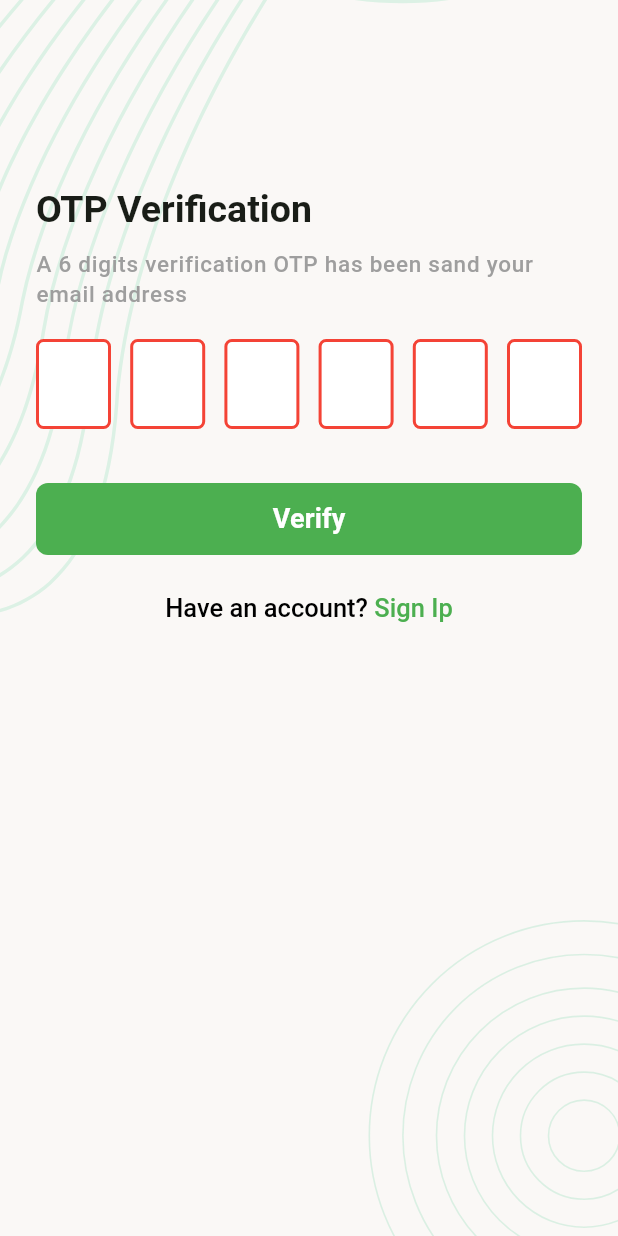
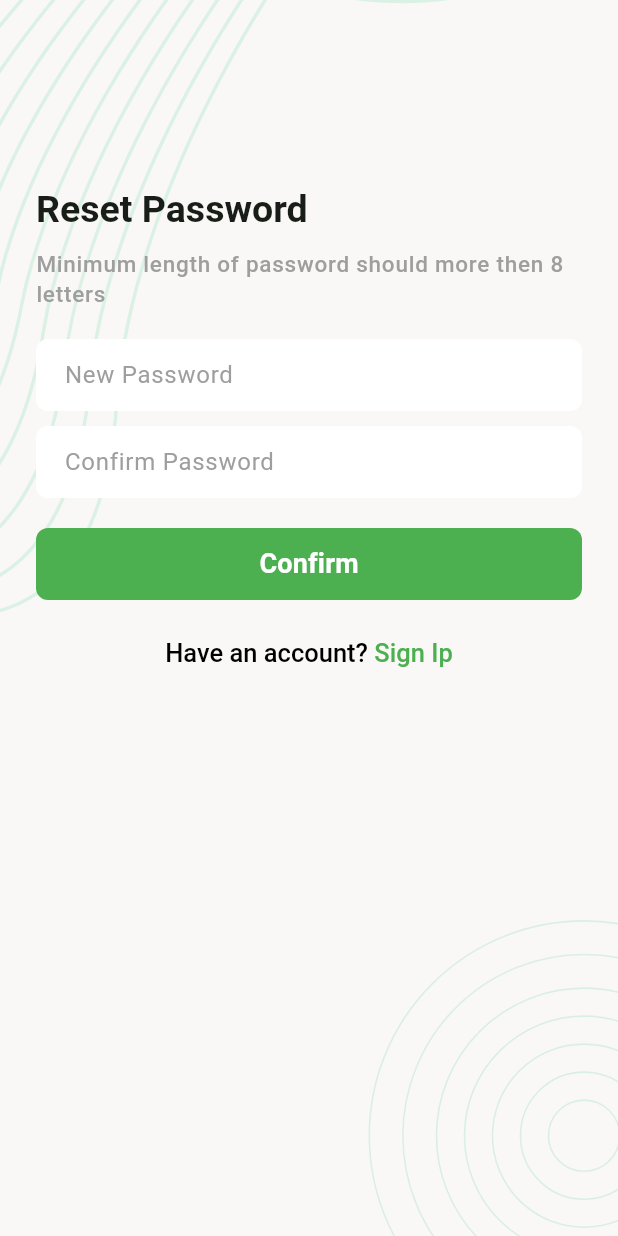
Before and after one commit to hossain4u/TaskAlot, a Flutter app: the ForgotPasswordOtpVerifyScreen screen opened by its route, after a tap on "Verify", on a phone screen of 412 x 824 dp. Run offline on Flutter 3.47's test engine with Material 3 defaults, Android fonts, the phone set to English and light mode, and no system bars; drawn by our look-alikes of pin_code_fields; our stand-ins replace flutter_svg.

Commit message:
Add reset password screen

```diff
--- a/lib/app.dart
+++ b/lib/app.dart
@@ -1,6 +1,7 @@
 import 'package:flutter/material.dart';
 import 'package:task_manager_project/ui/screens/forgot_password_email_screen.dart';
 import 'package:task_manager_project/ui/screens/forgot_password_otp_verify_screen.dart';
+import 'package:task_manager_project/ui/screens/reset_password_screen.dart';
 import 'package:task_manager_project/ui/screens/sign_in_screen.dart';
 import 'package:task_manager_project/ui/screens/sign_up_screen.dart';
 import 'package:task_manager_project/ui/screens/splash_screen.dart';
@@ -63,8 +64,11 @@ class TaskAlotTaskManager extends StatelessWidget {
         SignInScreen.name: (_) => SignInScreen(),
         SignUpScreen.name: (_) => SignUpScreen(),
         ForgotPasswordEmailScreen.name:(_) => ForgotPasswordEmailScreen(),
-        ForgotPasswordOtpVerifyScreen.name :(_) => ForgotPasswordOtpVerifyScreen()
+        ForgotPasswordOtpVerifyScreen.name:(_) => ForgotPasswordOtpVerifyScreen(),
+        ResetPasswordScreen.name:(_) => ResetPasswordScreen()
       },
+
+
       initialRoute: SplashScreen.name,
     );
   }
--- a/lib/ui/screens/forgot_password_otp_verify_screen.dart
+++ b/lib/ui/screens/forgot_password_otp_verify_screen.dart
@@ -1,6 +1,7 @@
 import 'package:flutter/gestures.dart';
 import 'package:flutter/material.dart';
 import 'package:pin_code_fields/pin_code_fields.dart';
+import 'package:task_manager_project/ui/screens/reset_password_screen.dart';
 import 'package:task_manager_project/ui/screens/sign_in_screen.dart';
 import 'package:task_manager_project/ui/widgets/screen_background.dart';
 
@@ -104,5 +105,7 @@ class _ForgotPasswordOtpVerifyScreenState
     Navigator.pushNamedAndRemoveUntil(context, SignInScreen.name, (predicate)=> false);
   }
 
-  void _onTapSubmitButton() {}
+  void _onTapSubmitButton() {
+    Navigator.pushNamed(context, ResetPasswordScreen.name);
+  }
 }
--- /dev/null
+++ b/lib/ui/screens/reset_password_screen.dart
@@ -0,0 +1,90 @@
+import 'package:flutter/gestures.dart';
+import 'package:flutter/material.dart';
+import 'package:task_manager_project/ui/screens/forgot_password_otp_verify_screen.dart';
+import 'package:task_manager_project/ui/screens/sign_in_screen.dart';
+import 'package:task_manager_project/ui/widgets/screen_background.dart';
+
+class ResetPasswordScreen extends StatefulWidget {
+  const ResetPasswordScreen({super.key});
+
+  static const String name = '/reset-password';
+
+  @override
+  State<ResetPasswordScreen> createState() => _ResetPasswordScreenState();
+}
+
+class _ResetPasswordScreenState extends State<ResetPasswordScreen> {
+  @override
+  Widget build(BuildContext context) {
+    return Scaffold(
+      body: ScreenBackground(
+        child: SafeArea(
+          child: SingleChildScrollView(
+            child: Padding(
+              padding:  EdgeInsets.all(24),
+              child: Column(
+                crossAxisAlignment: CrossAxisAlignment.start,
+                children: [
+                   SizedBox(height: 100),
+                  Text(
+                    'Reset Password',
+                    style: Theme.of(context).textTheme.titleLarge
+                  ),
+                  SizedBox(height:10),
+                  Text(
+                    'Minimum length of password should more then 8 letters',
+                    style: Theme.of(context).textTheme.labelMedium
+                  ),
+                   SizedBox(height: 20),
+                  TextFormField(decoration: InputDecoration(hintText: 'New Password')),
+                  SizedBox(height: 10),
+                  TextFormField(decoration: InputDecoration(hintText: 'Confirm Password')),
+                  SizedBox(height: 20),
+
+                  FilledButton(
+                    onPressed: _onTapConfirmButton,
+                    child: Text(
+                      'Confirm',
+                      style: TextStyle(
+                        fontSize: 18,
+                        fontWeight: FontWeight.w600,
+                      ),
+                    ),
+                  ),
+                   SizedBox(height: 25),
+                  Center(
+                    child: RichText(
+                      text: TextSpan(
+                        style: TextStyle(
+                          fontSize: 17,
+                          color: Colors.black,
+                          fontWeight: FontWeight.w500,
+                        ),
+                        text: "Have an account? ",
+                        children: [
+                          TextSpan(
+                            style: TextStyle(color: Colors.green),
+                            text: 'Sign Ip',
+                            recognizer: TapGestureRecognizer()
+                              ..onTap = _onTapSignInButton,
+                          ),
+                        ],
+                      ),
+                    ),
+                  ),
+                ],
+              ),
+            ),
+          ),
+        ),
+      ),
+    );
+  }
+
+  void _onTapSignInButton() {
+    Navigator.pushNamedAndRemoveUntil(context, SignInScreen.name, (predicate)=> false);
+  }
+  void _onTapConfirmButton() {
+
+  }
+}
```
